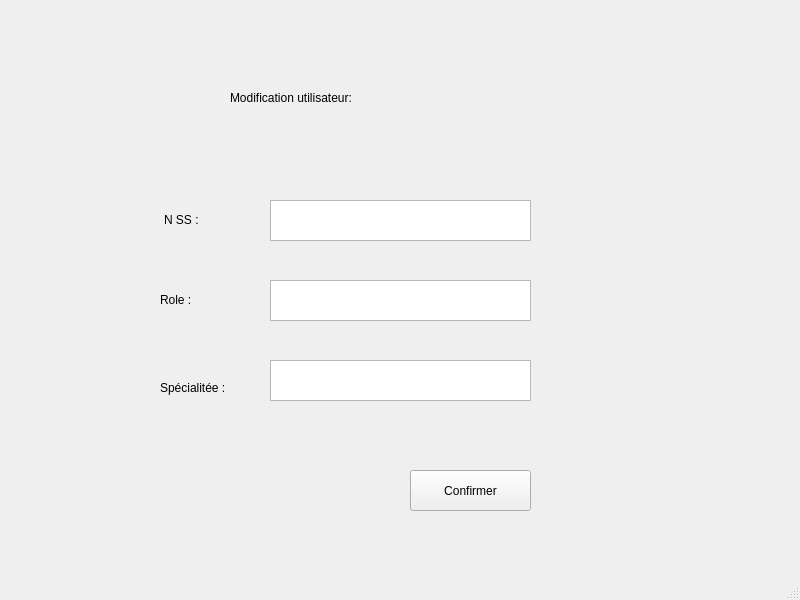
Qt form client_loud/test_deux_php/updateEmployee.ui (Pierre-OlivierB/ibm_fil_rouge_tomjerry_all_projects) before a commit.
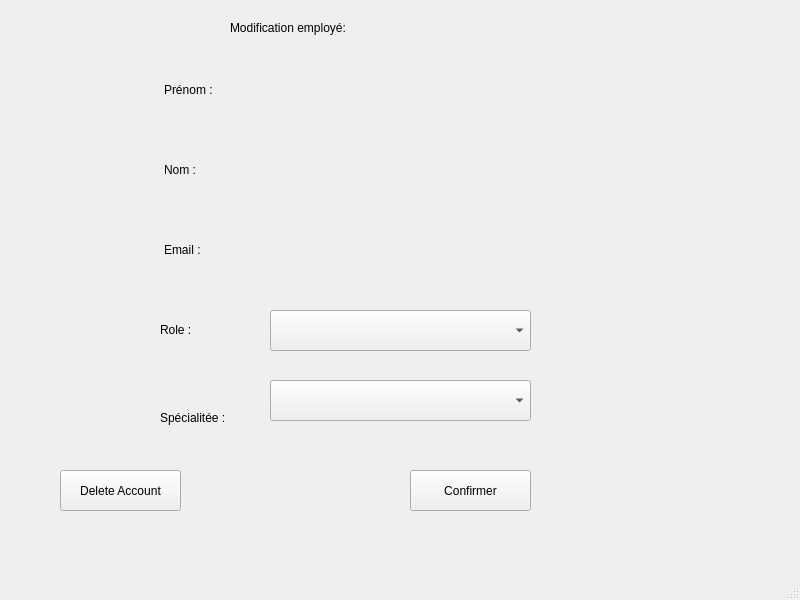
The same form after that commit.

Patch:
```diff
--- a/client_loud/test_deux_php/updateEmployee.ui
+++ b/client_loud/test_deux_php/updateEmployee.ui
@@ -31,13 +31,13 @@
     <property name="geometry">
      <rect>
       <x>230</x>
-      <y>90</y>
+      <y>20</y>
       <width>181</width>
       <height>16</height>
      </rect>
     </property>
     <property name="text">
-     <string>Modification utilisateur: </string>
+     <string>Modification employé: </string>
     </property>
    </widget>
    <widget class="QLabel" name="errorZone">
@@ -53,34 +53,11 @@
      <string/>
     </property>
    </widget>
-   <widget class="QLabel" name="titleNss">
-    <property name="geometry">
-     <rect>
-      <x>164</x>
-      <y>210</y>
-      <width>81</width>
-      <height>20</height>
-     </rect>
-    </property>
-    <property name="text">
-     <string>N SS :</string>
-    </property>
-   </widget>
-   <widget class="QTextEdit" name="textSpeciality">
-    <property name="geometry">
-     <rect>
-      <x>270</x>
-      <y>360</y>
-      <width>261</width>
-      <height>41</height>
-     </rect>
-    </property>
-   </widget>
    <widget class="QLabel" name="titleSpeciality">
     <property name="geometry">
      <rect>
       <x>160</x>
-      <y>380</y>
+      <y>410</y>
       <width>91</width>
       <height>16</height>
      </rect>
@@ -89,21 +66,11 @@
      <string>Spécialitée :</string>
     </property>
    </widget>
-   <widget class="QTextEdit" name="textNss">
-    <property name="geometry">
-     <rect>
-      <x>270</x>
-      <y>200</y>
-      <width>261</width>
-      <height>41</height>
-     </rect>
-    </property>
-   </widget>
    <widget class="QLabel" name="titleRole">
     <property name="geometry">
      <rect>
       <x>160</x>
-      <y>290</y>
+      <y>320</y>
       <width>91</width>
       <height>20</height>
      </rect>
@@ -112,16 +79,117 @@
      <string>Role :</string>
     </property>
    </widget>
-   <widget class="QTextEdit" name="textRole">
+   <widget class="QComboBox" name="comboBoxRoles">
     <property name="geometry">
      <rect>
       <x>270</x>
-      <y>280</y>
+      <y>310</y>
       <width>261</width>
       <height>41</height>
      </rect>
     </property>
    </widget>
+   <widget class="QLabel" name="titleFirstName">
+    <property name="geometry">
+     <rect>
+      <x>164</x>
+      <y>80</y>
+      <width>81</width>
+      <height>20</height>
+     </rect>
+    </property>
+    <property name="text">
+     <string>Prénom :</string>
+    </property>
+   </widget>
+   <widget class="QLabel" name="titleMail">
+    <property name="geometry">
+     <rect>
+      <x>164</x>
+      <y>240</y>
+      <width>81</width>
+      <height>20</height>
+     </rect>
+    </property>
+    <property name="text">
+     <string>Email :</string>
+    </property>
+   </widget>
+   <widget class="QLabel" name="titleLastName">
+    <property name="geometry">
+     <rect>
+      <x>164</x>
+      <y>160</y>
+      <width>81</width>
+      <height>20</height>
+     </rect>
+    </property>
+    <property name="text">
+     <string>Nom :</string>
+    </property>
+   </widget>
+   <widget class="QLabel" name="rsltLastName">
+    <property name="geometry">
+     <rect>
+      <x>270</x>
+      <y>160</y>
+      <width>251</width>
+      <height>20</height>
+     </rect>
+    </property>
+    <property name="text">
+     <string/>
+    </property>
+   </widget>
+   <widget class="QLabel" name="rsltFirstName">
+    <property name="geometry">
+     <rect>
+      <x>270</x>
+      <y>80</y>
+      <width>261</width>
+      <height>20</height>
+     </rect>
+    </property>
+    <property name="text">
+     <string/>
+    </property>
+   </widget>
+   <widget class="QLabel" name="rsltMail">
+    <property name="geometry">
+     <rect>
+      <x>270</x>
+      <y>240</y>
+      <width>251</width>
+      <height>20</height>
+     </rect>
+    </property>
+    <property name="text">
+     <string/>
+    </property>
+   </widget>
+   <widget class="QComboBox" name="comboBoxSpec">
+    <property name="geometry">
+     <rect>
+      <x>270</x>
+      <y>380</y>
+      <width>261</width>
+      <height>41</height>
+     </rect>
+    </property>
+   </widget>
+   <widget class="QPushButton" name="validateDeleteAccountBtn">
+    <property name="geometry">
+     <rect>
+      <x>60</x>
+      <y>470</y>
+      <width>121</width>
+      <height>41</height>
+     </rect>
+    </property>
+    <property name="text">
+     <string>Delete Account</string>
+    </property>
+   </widget>
   </widget>
   <widget class="QMenuBar" name="menubar">
    <property name="geometry">
```
